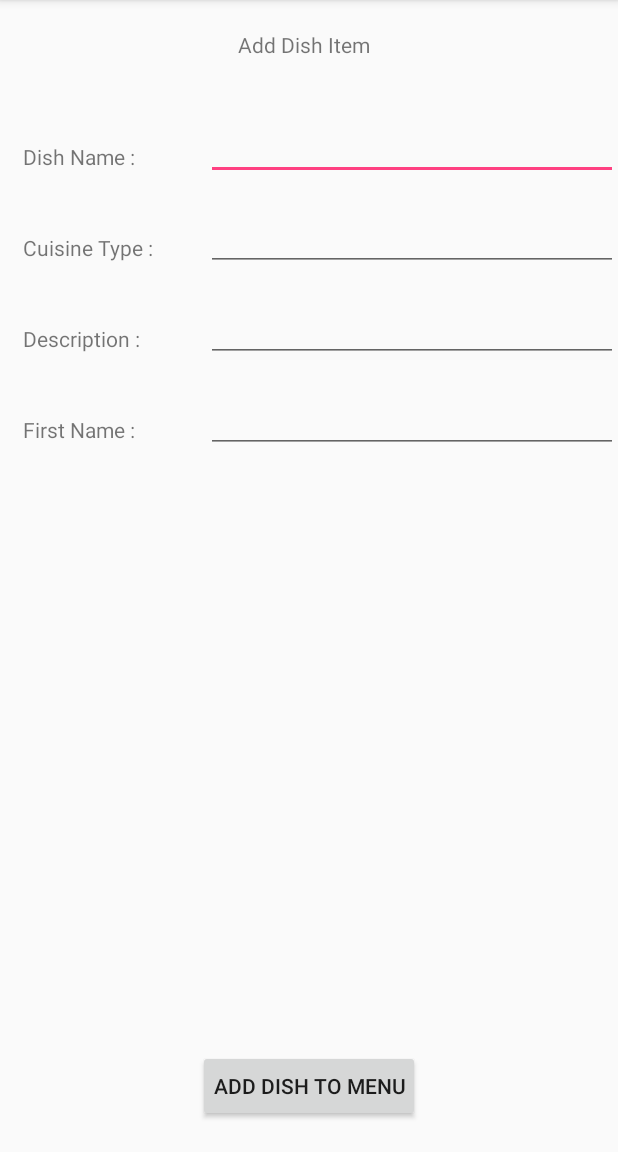
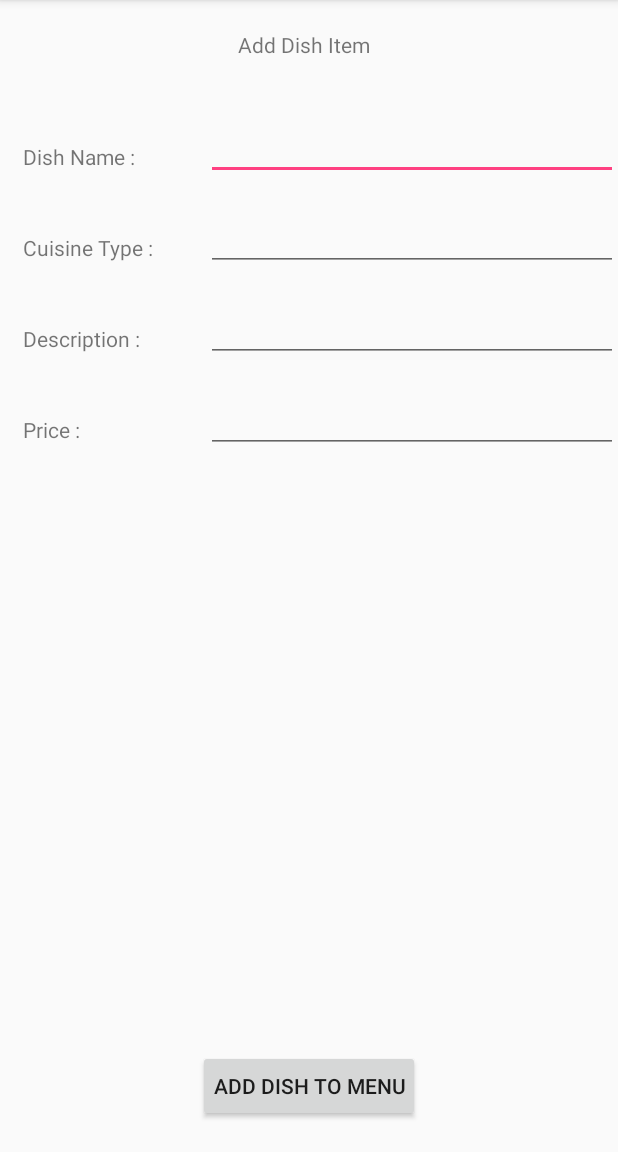
Before and after one commit to jayshah19949596/Android-SnackBar, an Android app: the AddDish screen opened directly, with no data from a screen before it, on a phone screen of 412 x 824 dp, the part 84-1236 px from its top. Run offline under Robolectric (Android 15) with nearby library versions, the phone set to English and light mode, and no system bars.

Commit message:
100% complete

```diff
--- a/app/src/main/java/com/example/jaysh/snackbar/AddDish.java
+++ b/app/src/main/java/com/example/jaysh/snackbar/AddDish.java
@@ -1,19 +1,70 @@
 package com.example.jaysh.snackbar;
 
+import android.content.Context;
 import android.content.Intent;
 import android.support.v7.app.AppCompatActivity;
 import android.os.Bundle;
 import android.util.Log;
 import android.view.Menu;
 import android.view.MenuItem;
+import android.view.View;
+import android.widget.Button;
+import android.widget.EditText;
 import android.widget.Toast;
 
 public class AddDish extends AppCompatActivity {
-
+    EditText dishName,cuisineType,description,price;
+    Button btnAddDishToMenu;
+    DBMgr dataBaseAdapter;
+    Context context = this;
     @Override
     protected void onCreate(Bundle savedInstanceState) {
         super.onCreate(savedInstanceState);
         setContentView(R.layout.activity_admin_add_dish);
+
+        dataBaseAdapter = DBMgr.getInstance(this);
+        dataBaseAdapter.open();
+
+
+        dishName = (EditText) findViewById(R.id.editTextAddDishName);
+        cuisineType  = (EditText) findViewById(R.id.editTextAddCuisineType);
+        description = (EditText) findViewById(R.id.editTextAddDescription);
+        price = (EditText) findViewById(R.id.editTextAddPrice);
+
+        Button btnAddDishToMenu = (Button) findViewById(R.id.btnAddDishToMenu);
+
+        btnAddDishToMenu.setOnClickListener(new View.OnClickListener() {
+
+            @Override
+            public void onClick(View view) {
+
+                insert();
+
+
+
+                Toast.makeText(getApplicationContext(),
+                        "Dish Added Successfully to the Menu ", Toast.LENGTH_LONG)
+                        .show();
+
+            }
+        });
+
+    }
+
+
+
+    public void insert(){
+
+        String stringDishName = dishName.getText().toString();
+        String stringCuisineType = cuisineType.getText().toString();
+        String stringDescription = description.getText().toString();
+        String stringPrices = price.getText().toString();
+
+
+
+
+
+        dataBaseAdapter.addDishToMenu(stringDishName,stringCuisineType,stringDescription,stringPrices);
 
     }
 
--- a/app/src/main/res/layout/activity_admin_add_dish.xml
+++ b/app/src/main/res/layout/activity_admin_add_dish.xml
@@ -46,7 +46,9 @@
                 android:layout_width="match_parent"
                 android:layout_height="wrap_content"
                 android:layout_marginTop="5dp"
-                android:id="@+id/editTextName"/>
+                android:id="@+id/editTextAddDishName"
+                android:singleLine="true"
+                />
 
 
         </RelativeLayout>
@@ -88,7 +90,9 @@
                 android:layout_width="match_parent"
                 android:layout_height="wrap_content"
                 android:layout_marginTop="5dp"
-                android:id="@+id/editTextName"/>
+                android:id="@+id/editTextAddCuisineType"
+                android:singleLine="true"
+                />
 
 
         </RelativeLayout>
@@ -136,7 +140,9 @@
                     android:layout_width="match_parent"
                     android:layout_height="wrap_content"
                     android:layout_marginTop="5dp"
-                    android:id="@+id/editTextName1"/>
+                    android:id="@+id/editTextAddDescription"
+                    android:singleLine="true"
+                    />
 
 
 
@@ -165,7 +171,7 @@
             <TextView
                 android:layout_width="match_parent"
                 android:layout_height="wrap_content"
-                android:text="First Name :"
+                android:text="Price :"
                 android:layout_marginTop="25dp"
                 android:layout_marginLeft="15dp"/>
 
@@ -185,7 +191,9 @@
                 android:layout_width="match_parent"
                 android:layout_height="wrap_content"
                 android:layout_marginTop="5dp"
-                android:id="@+id/editTextName"/>
+                android:id="@+id/editTextAddPrice"
+                android:singleLine="true"
+                />
 
 
         </RelativeLayout>
@@ -204,6 +212,7 @@
             android:layout_marginBottom="20dp"
             android:paddingLeft="10dp"
             android:paddingRight="10dp"
+            android:id="@+id/btnAddDishToMenu"
             android:text="Add Dish to Menu"
             />
 
--- a/app/src/main/res/layout/activity_admin_delete_dish.xml
+++ b/app/src/main/res/layout/activity_admin_delete_dish.xml
@@ -58,7 +58,7 @@
                         android:layout_width="match_parent"
                         android:layout_height="wrap_content"
                         android:layout_marginTop="5dp"
-                        android:id="@+id/editTextName"/>
+                        android:id="@+id/editTextDeleteDish"/>
 
 
 
@@ -84,7 +84,8 @@
             android:layout_alignParentBottom="true"
             android:layout_centerHorizontal="true"
             android:layout_marginBottom="50dp"
-            android:text="Delete Dish From Menu"/>
+            android:text="Delete Dish From Menu"
+            android:id="@+id/buttonDeleteDish"/>
 
 
 
```
Also changed, not shown: app/src/main/java/com/example/jaysh/snackbar/DBMgr.java (+31 -2 lines), app/src/main/java/com/example/jaysh/snackbar/DeleteDish.java (+46 -0 lines), app/src/main/java/com/example/jaysh/snackbar/ModifyDish.java (+83 -1 lines), app/src/main/res/layout/activity_admin_update_dish.xml (+7 -6 lines).
